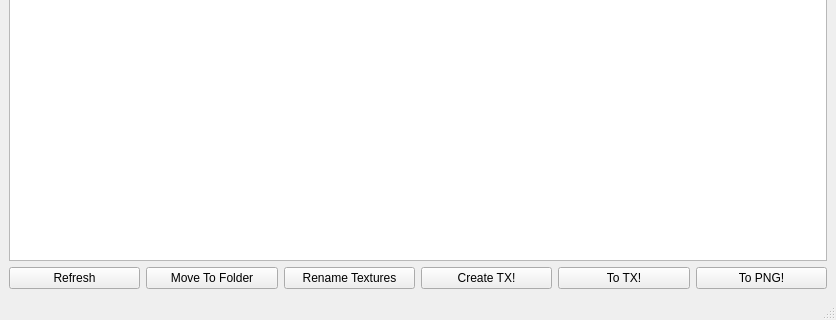
Old version of the form shading/textureManager/textureManager.ui in the repository skarone/PipeL; both pictures show x 0 to 836 and y 329 to 649 of the 836 by 649 pixel window.
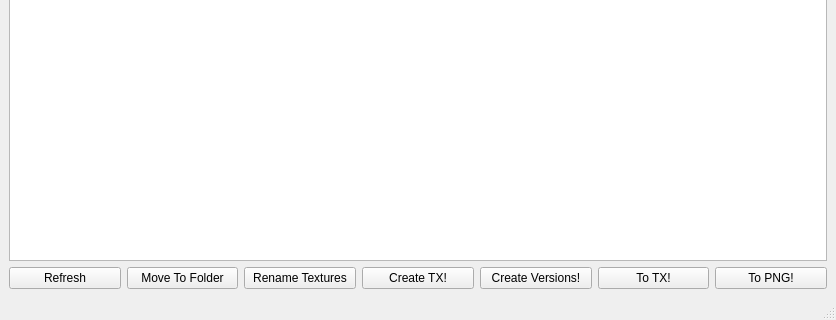
New version of the form.

Commit message: added options to reference another area from cache manager, modified order in manager assets table, added create version on texture manager

```diff
--- a/shading/textureManager/textureManager.ui
+++ b/shading/textureManager/textureManager.ui
@@ -123,6 +123,16 @@
         </property>
        </widget>
       </item>
+      <item>
+       <widget class="QPushButton" name="createVersions_btn">
+        <property name="toolTip">
+         <string>&lt;html&gt;&lt;head/&gt;&lt;body&gt;&lt;p&gt;This will create a LOW and a MID version of current texture and a tx version for everyone&lt;/p&gt;&lt;/body&gt;&lt;/html&gt;</string>
+        </property>
+        <property name="text">
+         <string>Create Versions!</string>
+        </property>
+       </widget>
+      </item>
       <item>
        <widget class="QPushButton" name="toTx_btn">
         <property name="toolTip">
```
The commit also changes 11 other files.
